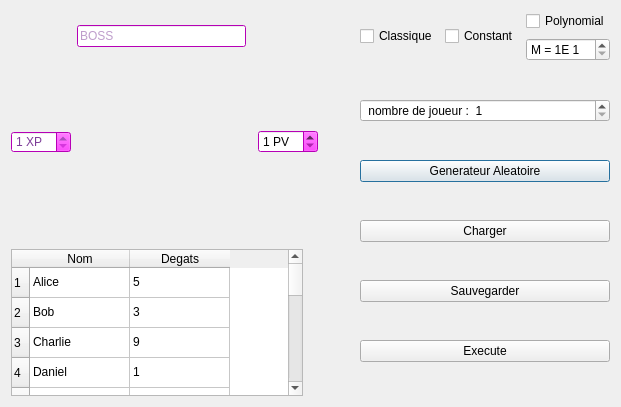
This is Forms/qplayerwindow.ui in Ehonne/Valeurs-de-Shapley as Qt 5 draws it before an edit. The edited form follows.
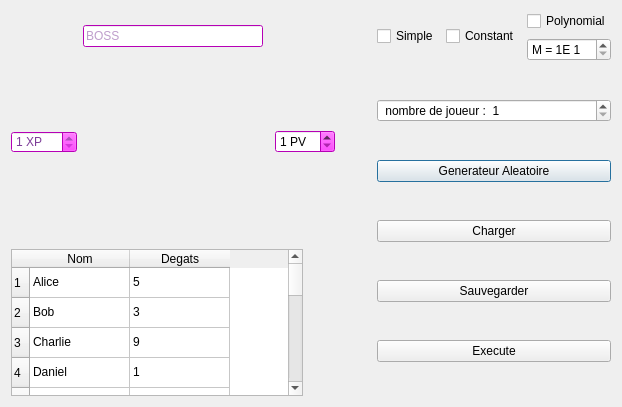
This is the edited form. Icons and pictures are not drawn.

The edit to the form file:
```diff
--- a/Forms/qplayerwindow.ui
+++ b/Forms/qplayerwindow.ui
@@ -6,7 +6,7 @@
    <rect>
     <x>0</x>
     <y>0</y>
-    <width>621</width>
+    <width>622</width>
     <height>407</height>
    </rect>
   </property>
@@ -938,6 +938,9 @@
      <property name="minimum">
       <number>1</number>
      </property>
+     <property name="maximum">
+      <number>150</number>
+     </property>
     </widget>
    </item>
    <item row="1" column="3">
@@ -1648,7 +1651,7 @@
      <item>
       <widget class="QCheckBox" name="checkBox_class">
        <property name="text">
-        <string>Classique</string>
+        <string>Simple</string>
        </property>
       </widget>
      </item>
```
Left out of the diff: 7 changed lines with no effect on the pictures.
